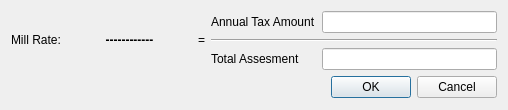
First picture: the form in calculatemillratedialog.ui, repository themattkerr/Mortgage_Calculator, before the edit.
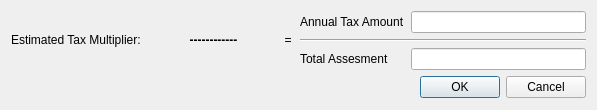
Second picture: the form after the edit.

```diff
--- a/calculatemillratedialog.ui
+++ b/calculatemillratedialog.ui
@@ -6,7 +6,7 @@
    <rect>
     <x>0</x>
     <y>0</y>
-    <width>444</width>
+    <width>597</width>
     <height>110</height>
    </rect>
   </property>
@@ -15,11 +15,13 @@
   </property>
   <layout class="QGridLayout" name="gridLayout_2">
    <item row="0" column="0">
+    <layout class="QHBoxLayout" name="horizontalLayout_2">
+     <item>
     <layout class="QHBoxLayout" name="horizontalLayout">
      <item>
       <widget class="QLabel" name="labelMillRate">
        <property name="text">
-        <string>Mill Rate:</string>
+          <string>Estimated Tax Multiplier: </string>
        </property>
        <property name="textFormat">
         <enum>Qt::RichText</enum>
@@ -59,7 +61,7 @@
      </item>
     </layout>
    </item>
-   <item row="0" column="1">
+     <item>
     <widget class="QLabel" name="label">
      <property name="text">
       <string>=</string>
@@ -72,7 +74,7 @@
      </property>
     </widget>
    </item>
-   <item row="0" column="2">
+     <item>
     <layout class="QGridLayout" name="gridLayout">
      <item row="0" column="0">
       <widget class="QLabel" name="labelAnnualTaxAmount">
@@ -135,7 +137,9 @@
      </item>
     </layout>
    </item>
-   <item row="1" column="1" colspan="2">
+    </layout>
+   </item>
+   <item row="1" column="0">
     <widget class="QDialogButtonBox" name="buttonBox">
      <property name="orientation">
       <enum>Qt::Horizontal</enum>
```
Left out of the diff: 2 changed lines with no effect on the pictures. Lines whose indentation alone changed are shown as unchanged.
